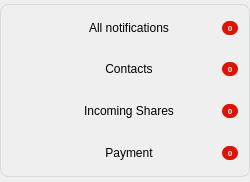
Before: the Qt Designer form src/MEGASync/gui/ui/FilterAlertWidget.ui in meganz/MEGAsync, drawn with Qt 5.
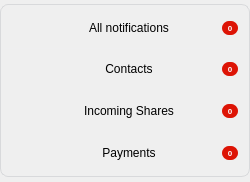
After: the same form once the commit is applied. Icons and pictures are not drawn.

The edit to the form file:
```diff
--- a/src/MEGASync/gui/ui/FilterAlertWidget.ui
+++ b/src/MEGASync/gui/ui/FilterAlertWidget.ui
@@ -567,7 +567,7 @@
                </size>
               </property>
               <property name="text">
-               <string>Payment</string>
+               <string>Payments</string>
               </property>
               <property name="class" stdset="0">
                <string notr="true">menu-style</string>
```
